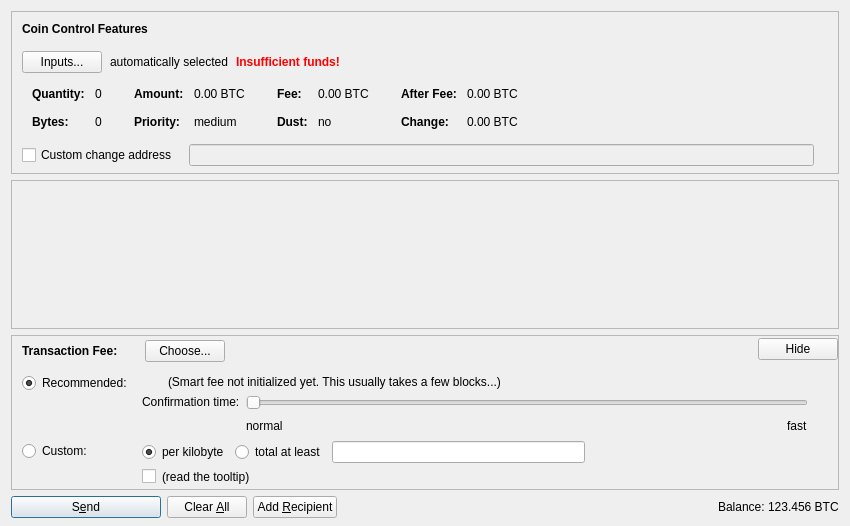
This is src/qt/forms/sendcoinsdialog.ui in cryptoinhero/zurbank as Qt 5 draws it before an edit. The edited form follows.
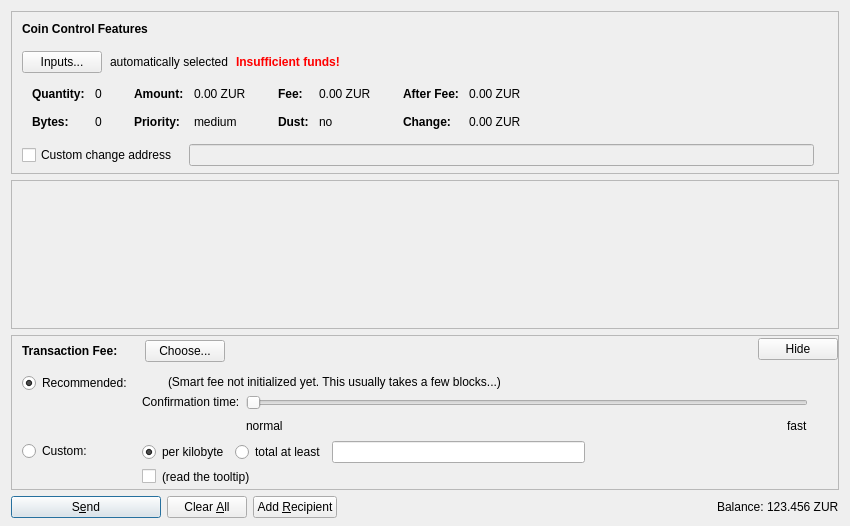
This is the edited form. Icons and pictures are not drawn. Custom widgets are drawn as their Qt base class.

Patch:
```diff
--- a/src/qt/forms/sendcoinsdialog.ui
+++ b/src/qt/forms/sendcoinsdialog.ui
@@ -324,7 +324,7 @@
                   <enum>Qt::ActionsContextMenu</enum>
                  </property>
                  <property name="text">
-                  <string notr="true">0.00 BTC</string>
+                  <string notr="true">0.00 ZUR</string>
                  </property>
                  <property name="textInteractionFlags">
                   <set>Qt::LinksAccessibleByMouse|Qt::TextSelectableByKeyboard|Qt::TextSelectableByMouse</set>
@@ -404,7 +404,7 @@
                   <enum>Qt::ActionsContextMenu</enum>
                  </property>
                  <property name="text">
-                  <string notr="true">0.00 BTC</string>
+                  <string notr="true">0.00 ZUR</string>
                  </property>
                  <property name="textInteractionFlags">
                   <set>Qt::LinksAccessibleByMouse|Qt::TextSelectableByKeyboard|Qt::TextSelectableByMouse</set>
@@ -484,7 +484,7 @@
                   <enum>Qt::ActionsContextMenu</enum>
                  </property>
                  <property name="text">
-                  <string notr="true">0.00 BTC</string>
+                  <string notr="true">0.00 ZUR</string>
                  </property>
                  <property name="textInteractionFlags">
                   <set>Qt::LinksAccessibleByMouse|Qt::TextSelectableByKeyboard|Qt::TextSelectableByMouse</set>
@@ -513,7 +513,7 @@
                   <enum>Qt::ActionsContextMenu</enum>
                  </property>
                  <property name="text">
-                  <string notr="true">0.00 BTC</string>
+                  <string notr="true">0.00 ZUR</string>
                  </property>
                  <property name="textInteractionFlags">
                   <set>Qt::LinksAccessibleByMouse|Qt::TextSelectableByKeyboard|Qt::TextSelectableByMouse</set>
@@ -1299,7 +1299,7 @@
           <cursorShape>IBeamCursor</cursorShape>
          </property>
          <property name="text">
-          <string notr="true">123.456 BTC</string>
+          <string notr="true">123.456 ZUR</string>
          </property>
          <property name="textInteractionFlags">
           <set>Qt::LinksAccessibleByMouse|Qt::TextSelectableByKeyboard|Qt::TextSelectableByMouse</set>
```
